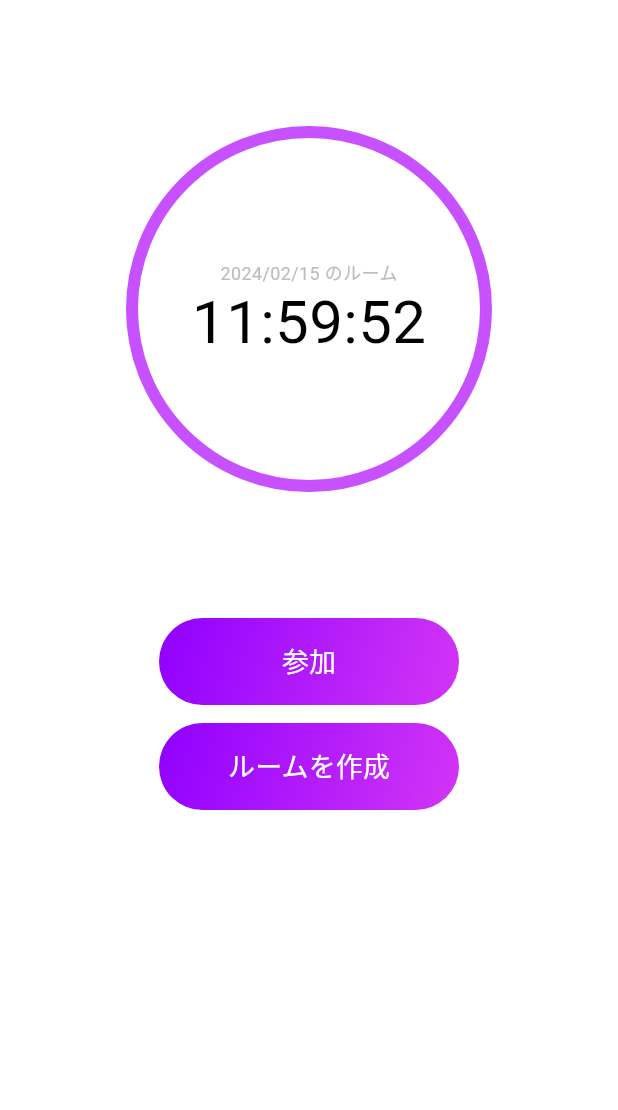
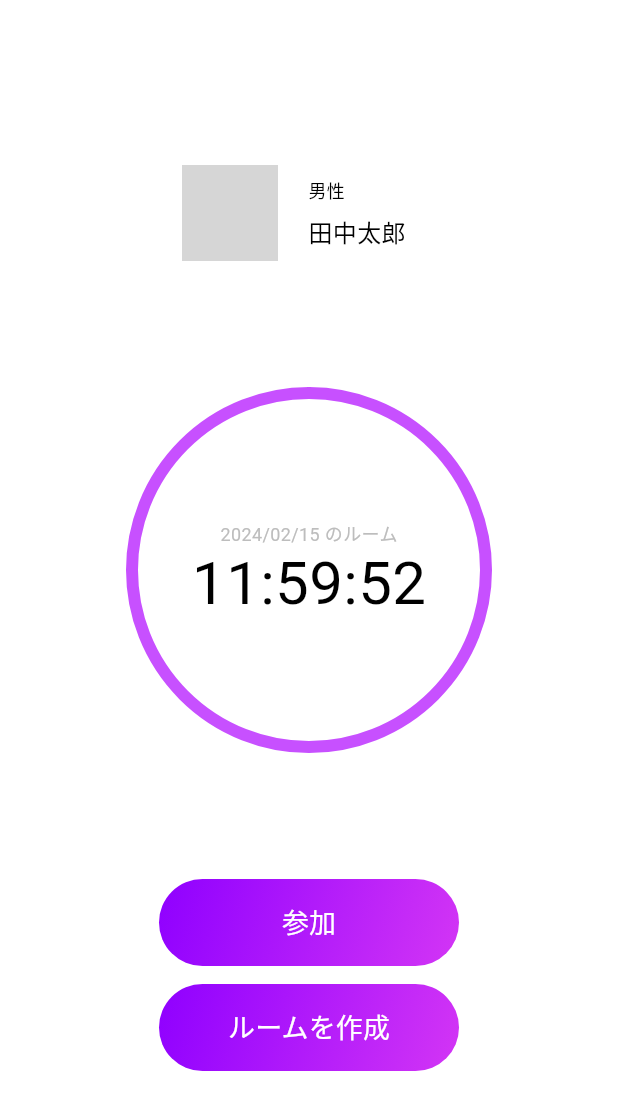
Before and after one commit to sakusaku3939/twelve_hours, a Flutter app: the screen it shows after launch, on a phone screen of 412 x 824 dp. Shown: the top 1110 px of the screen. Run offline on Flutter 3.47's test engine with Material 3 defaults, Android fonts, the phone set to English and light mode, and no system bars; our stand-ins replace flutter_riverpod, freezed_annotation, hooks_riverpod; network calls fail; grey boxes are pictures that could not be loaded.

Commit message:
フォルダ名をリファクタリング

```diff
--- a/lib/view/home.dart
+++ b/lib/view/home.dart
@@ -1,27 +1,66 @@
 import 'package:flutter/material.dart';
 import 'package:hooks_riverpod/hooks_riverpod.dart';
-import 'package:twelve_hours/view/utils/gradient_button.dart';
-import 'package:twelve_hours/view/utils/progress_timer.dart';
+import 'package:twelve_hours/view/component/gradient_button.dart';
+import 'package:twelve_hours/view/component/progress_timer.dart';
 
 class Home extends HookConsumerWidget {
   const Home({super.key});
 
   @override
   Widget build(BuildContext context, WidgetRef ref) {
-    return const Scaffold(
+    return Scaffold(
       body: SafeArea(
         child: Center(
           child: Column(
             crossAxisAlignment: CrossAxisAlignment.center,
+            mainAxisSize: MainAxisSize.min,
             children: [
-              ProgressTimer(),
-              GradientButton("参加"),
-              SizedBox(height: 12),
-              GradientButton("ルームを作成"),
+              _profile(),
+              const ProgressTimer(),
+              const GradientButton("参加"),
+              const SizedBox(height: 12),
+              const GradientButton("ルームを作成"),
             ],
           ),
         ),
       ),
     );
   }
+
+  Widget _profile() {
+    return const Row(
+      mainAxisSize: MainAxisSize.min,
+      children: [
+        SizedBox.square(
+          dimension: 64,
+          child: CircleAvatar(
+            radius: 40,
+            backgroundColor: Colors.white,
+            backgroundImage: NetworkImage(
+                'https://pics.prcm.jp/5428c1eb74e79/59774115/jpeg/59774115_220x220.jpeg'),
+          ),
+        ),
+        SizedBox(width: 20),
+        Column(
+          crossAxisAlignment: CrossAxisAlignment.start,
+          children: [
+            Text(
+              "男性",
+              style: TextStyle(
+                fontSize: 12,
+              ),
+            ),
+            SizedBox(height: 8),
+            Text(
+              "田中太郎",
+              style: TextStyle(
+                fontSize: 16,
+              ),
+            ),
+          ],
+        ),
+        SizedBox(width: 20),
+      ],
+    );
+  }
 }
--- a/lib/view_model/progress_timer/progress_timer_viewmodel.dart
+++ b/lib/viewmodel/progress_timer/progress_timer_viewmodel.dart
@@ -1,7 +1,5 @@
-import 'package:flutter/material.dart';
-import 'package:flutter_hooks/flutter_hooks.dart';
 import 'package:flutter_riverpod/flutter_riverpod.dart';
-import 'package:twelve_hours/view_model/progress_timer/progress_timer_state/progress_timer_state.dart';
+import 'package:twelve_hours/viewmodel/progress_timer/progress_timer_state/progress_timer_state.dart';
 
 final progressTimerProvider = StateNotifierProvider.autoDispose<
     ProgressTimerViewModel, ProgressTimerState>(
```
Also changed, not shown: lib/view/component/gradient_button.dart (renamed from lib/view/utils/gradient_button.dart), lib/view/component/progress_timer.dart (renamed from lib/view/utils/progress_timer.dart), lib/viewmodel/progress_timer/progress_timer_state/progress_timer_state.dart (renamed from lib/view_model/progress_timer/progress_timer_state/progress_timer_state.dart), lib/viewmodel/progress_timer/progress_timer_state/progress_timer_state.freezed.dart (renamed from lib/view_model/progress_timer/progress_timer_state/progress_timer_state.freezed.dart).
